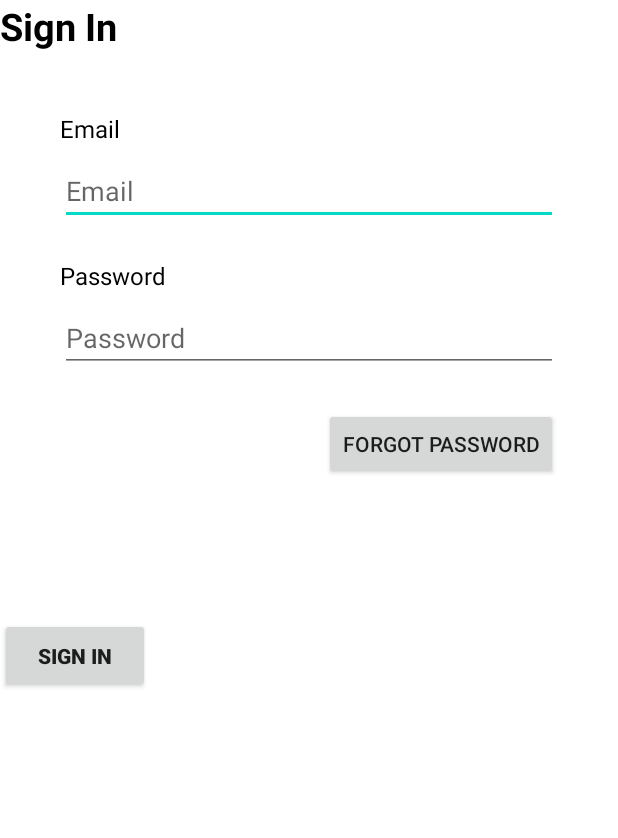
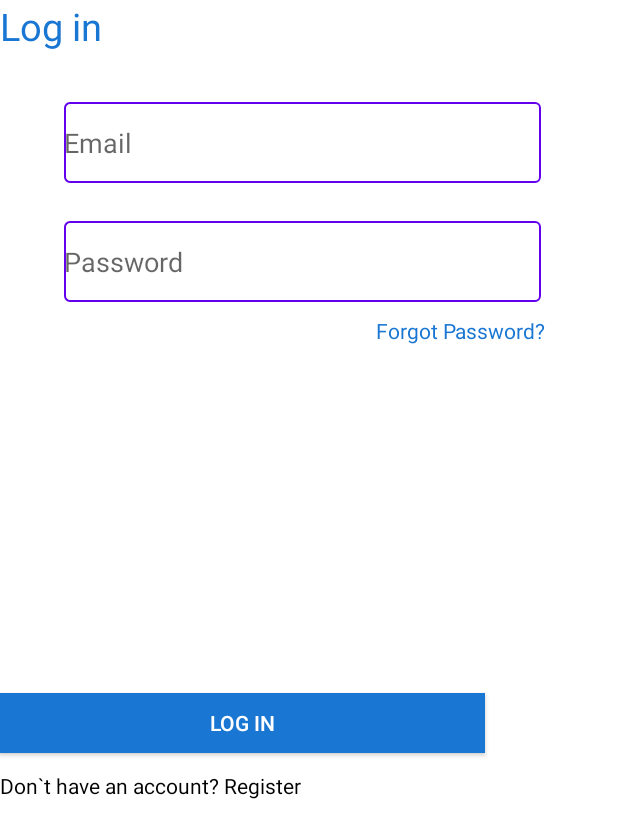
Before and after one commit to hafidmust/FundraiseyV2, an Android app: the layout activity_sign_in.xml on its own in the app's theme, with its tools: preview values and no code run, on a phone screen of 412 x 824 dp. Shown: the top 838 px of the screen. Run offline under Robolectric (Android 15) with nearby library versions, the phone set to English and light mode, and no system bars.

Commit message:
fix layout log in

```diff
--- /dev/null
+++ b/app/src/main/res/drawable/bg_input_text.xml
@@ -0,0 +1,14 @@
+<?xml version="1.0" encoding="utf-8"?>
+<shape xmlns:android="http://schemas.android.com/apk/res/android">
+    <solid
+        android:color="@color/white"
+        />
+    <stroke
+        android:width="1dp"
+        android:color="@color/purple"
+        />
+    <corners
+        android:radius="3dp"
+        />
+
+</shape>
--- a/app/src/main/res/layout/activity_sign_in.xml
+++ b/app/src/main/res/layout/activity_sign_in.xml
@@ -7,100 +7,106 @@
 
     <!-- header sign in -->
 
+
     <TextView
-        android:id="@+id/sign_in_header"
+        android:id="@+id/log_in_header"
         android:layout_width="wrap_content"
         android:layout_height="wrap_content"
-        android:text="@string/sign_in"
-        android:textColor="@color/black"
+        android:text="@string/log_in"
+        android:textColor="@color/blue"
         android:textSize="25sp"
         tools:ignore="MissingConstraints"
         tools:layout_editor_absoluteX="40dp"
         tools:layout_editor_absoluteY="104dp" />
 
-
-    <!-- Phone number    -->
-
-    <TextView
-        android:id="@+id/text_sign_in"
-        android:layout_width="wrap_content"
-        android:layout_height="wrap_content"
-        android:layout_marginStart="40dp"
-        android:layout_marginTop="40dp"
-        android:text="@string/email"
-        android:textColor="@color/black"
-        android:textSize="16sp"
-        app:layout_constraintLeft_toLeftOf="parent"
-        app:layout_constraintTop_toBottomOf="@+id/sign_in_header" />
-
+<!--    email -->
     <EditText
         android:id="@+id/email"
+        android:layout_width="318dp"
+        android:layout_height="54dp"
+        android:layout_marginHorizontal="40dp"
+        android:layout_marginTop="33dp"
+        android:autofillHints="phone"
+        android:background="@drawable/bg_input_text"
+        android:hint="@string/email"
         android:inputType="textEmailAddress"
-        android:layout_width="0dp"
-        android:layout_height="wrap_content"
-        android:layout_marginHorizontal="40dp"
-        android:autofillHints="phone"
-        android:layout_marginTop="8dp"
-        android:hint="@string/email"
+        app:layout_constraintHorizontal_bias="0.172"
         app:layout_constraintLeft_toLeftOf="parent"
         app:layout_constraintRight_toRightOf="parent"
-        app:layout_constraintTop_toBottomOf="@+id/text_sign_in"
+        app:layout_constraintTop_toBottomOf="@+id/log_in_header"
         tools:ignore="LabelFor" />
 
-    <!--    Password -->
-
-    <TextView
-        android:id="@+id/text_password"
-        android:layout_width="wrap_content"
-        android:layout_height="wrap_content"
-        android:layout_marginStart="40dp"
-        android:layout_marginTop="76dp"
-        android:text="@string/password"
-        android:textColor="@color/black"
-        android:textSize="16sp"
-        app:layout_constraintLeft_toLeftOf="parent"
-        app:layout_constraintTop_toBottomOf="@+id/text_sign_in" />
-
+<!--    password -->
     <EditText
         android:id="@+id/password"
-        android:layout_width="0dp"
-        android:inputType="textVisiblePassword"
+        android:layout_width="318dp"
+        android:layout_height="54dp"
+        android:layout_marginHorizontal="40dp"
+        android:layout_marginTop="25dp"
         android:autofillHints="password"
-        android:layout_height="wrap_content"
-        android:layout_marginHorizontal="40dp"
-        android:layout_marginTop="8dp"
+        android:background="@drawable/bg_input_text"
         android:hint="@string/password"
+        android:inputType="textPassword"
         app:layout_constraintHorizontal_bias="0.2"
         app:layout_constraintLeft_toLeftOf="parent"
         app:layout_constraintRight_toRightOf="parent"
-        app:layout_constraintTop_toBottomOf="@+id/text_password"
+        app:layout_constraintTop_toBottomOf="@+id/email"
         tools:ignore="LabelFor" />
 
 
     <!--    button -->
     <!--    button forgot -->
-    <androidx.appcompat.widget.AppCompatButton
+<!--    <androidx.appcompat.widget.AppCompatButton-->
+<!--        android:id="@+id/button_forgot_password"-->
+<!--        android:layout_width="wrap_content"-->
+<!--        android:layout_height="wrap_content"-->
+<!--        android:layout_marginTop="24dp"-->
+<!--        android:layout_marginEnd="40dp"-->
+<!--        android:text="@string/forgot_pass"-->
+<!--        app:layout_constraintRight_toRightOf="parent"-->
+<!--        app:layout_constraintTop_toBottomOf="@id/password"-->
+<!--        tools:ignore="MissingConstraints" />-->
+
+
+
+
+    <TextView
         android:id="@+id/button_forgot_password"
         android:layout_width="wrap_content"
         android:layout_height="wrap_content"
-        android:layout_marginTop="24dp"
-        android:layout_marginEnd="40dp"
+        android:layout_marginTop="9dp"
+        android:layout_marginEnd="48dp"
         android:text="@string/forgot_pass"
+        android:textColor="@color/blue"
         app:layout_constraintRight_toRightOf="parent"
         app:layout_constraintTop_toBottomOf="@id/password"
         tools:ignore="MissingConstraints" />
 
     <!--    button sign in -->
-
     <androidx.appcompat.widget.AppCompatButton
         android:id="@+id/button_sign_in"
-        android:layout_width="100dp"
-        android:layout_height="50dp"
-        android:layout_marginTop="92dp"
-        android:text="@string/sign_in"
+        android:layout_width="323dp"
+        android:layout_height="40dp"
+        android:layout_marginTop="232dp"
+        android:background="@color/blue"
+        android:text="@string/log_in"
+        android:textColor="@color/white"
         app:layout_constraintTop_toBottomOf="@id/button_forgot_password"
         tools:ignore="MissingConstraints"
-        tools:layout_editor_absoluteX="155dp" />
+        tools:layout_editor_absoluteX="48dp" />
+
+    <TextView
+        android:id="@+id/have_an_account"
+        android:layout_width="wrap_content"
+        android:layout_height="wrap_content"
+        android:layout_marginTop="12dp"
+        android:layout_marginStart="8dp"
+        android:text="@string/dont"
+        android:textColor="@color/black"
+        android:textSize="14sp"
+        app:layout_constraintTop_toBottomOf="@id/button_sign_in"
+        tools:layout_editor_absoluteX="110dp"
+        tools:ignore="MissingConstraints" />
 
 
 </androidx.constraintlayout.widget.ConstraintLayout>
--- a/app/src/main/res/values/colors.xml
+++ b/app/src/main/res/values/colors.xml
@@ -7,4 +7,10 @@
     <color name="teal_700">#FF018786</color>
     <color name="black">#FF000000</color>
     <color name="white">#FFFFFFFF</color>
+
+<!--    Log in -->
+    <color name="blue">#1976D2</color>
+    <color name="purple">#6200EE</color>
+
+
 </resources>
--- a/app/src/main/res/values/strings.xml
+++ b/app/src/main/res/values/strings.xml
@@ -3,12 +3,13 @@
     <string name="app_name">FinalProject</string>
 
     <!--Sign In page-->
-    <string name="sign_in"><b>Sign In</b></string>
+    <string name="log_in">Log in</string>
     <string name="password">Password</string>
     <string name="email">Email</string>
-    <string name="forgot_pass">Forgot Password</string>
+    <string name="forgot_pass">Forgot Password?</string>
     <string name="other_meth">Other Method</string>
     <string name="Guest">As Guest</string>
+    <string name="dont">Don`t have an account? Register</string>
 
 
 
```
